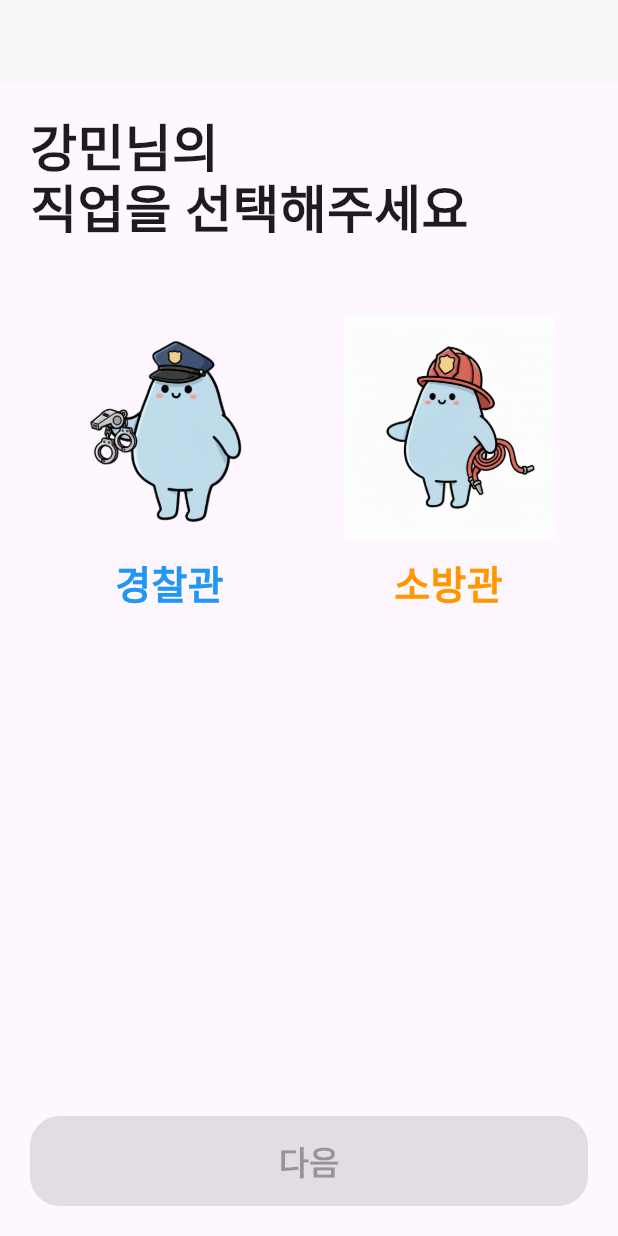
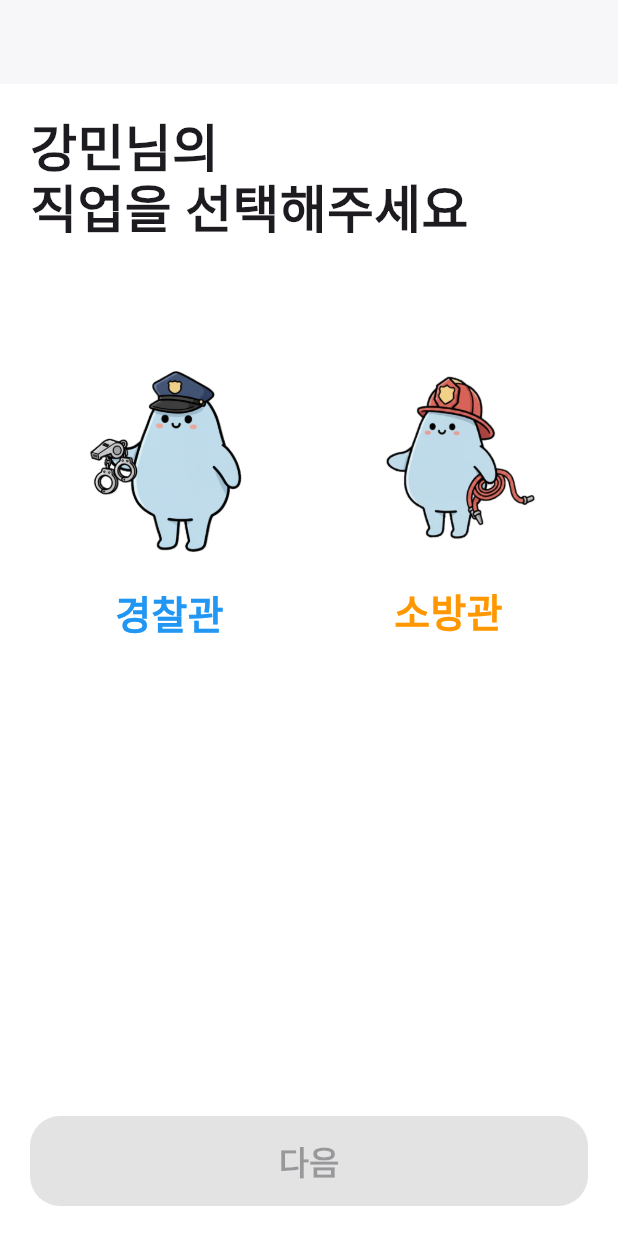
Before and after one commit to Jengaaaa/frontend, a Flutter app: the screen it shows after launch, on a phone screen of 412 x 824 dp. Run offline on Flutter 3.47's test engine with Material 3 defaults, Android fonts, the phone set to English and light mode, and no system bars.

Commit message:
update survey page

```diff
--- a/lib/common_widgets/primary_button.dart
+++ b/lib/common_widgets/primary_button.dart
@@ -1,6 +1,6 @@
 import 'package:flutter/material.dart';
 
-class PrimaryButton extends StatelessWidget {
+class PrimaryButton extends StatefulWidget {
   final String text;
   final VoidCallback onPressed;
   final bool disabled;
@@ -19,24 +19,47 @@ class PrimaryButton extends StatelessWidget {
   });
 
   @override
+  State<PrimaryButton> createState() => _PrimaryButtonState();
+}
+
+class _PrimaryButtonState extends State<PrimaryButton> {
+  bool _isHovered = false;
+
+  @override
   Widget build(BuildContext context) {
-    return SizedBox(
+    return MouseRegion(
+      onEnter: (_) => setState(() => _isHovered = true),
+      onExit: (_) => setState(() => _isHovered = false),
+      child: SizedBox(
         width: double.infinity,
         height: 60,
         child: ElevatedButton(
-        onPressed: disabled ? null : onPressed,
+          onPressed: widget.disabled ? null : widget.onPressed,
           style: ElevatedButton.styleFrom(
-          backgroundColor: disabled
-              ? (disabledBackgroundColor ?? const Color(0xFFC5DAE1))
-              : (backgroundColor ?? const Color(0xFFB0CBD4)),
-          foregroundColor: textColor,
-          textStyle: const TextStyle(fontSize: 22, fontWeight: FontWeight.bold),
+            backgroundColor: widget.disabled
+                ? (widget.disabledBackgroundColor ?? const Color(0xFFC5DAE1))
+                : _isHovered
+                ? _darkenColor(
+                    widget.backgroundColor ?? const Color(0xFFB0CBD4),
+                  )
+                : (widget.backgroundColor ?? const Color(0xFFB0CBD4)),
+            foregroundColor: widget.textColor,
+            textStyle: const TextStyle(
+              fontSize: 22,
+              fontWeight: FontWeight.bold,
+            ),
             shape: RoundedRectangleBorder(
               borderRadius: BorderRadius.circular(20),
             ),
           ),
-        child: Text(text),
+          child: Text(widget.text),
+        ),
       ),
     );
   }
+
+  Color _darkenColor(Color color) {
+    final hsl = HSLColor.fromColor(color);
+    return hsl.withLightness((hsl.lightness - 0.1).clamp(0.0, 1.0)).toColor();
   }
+}
--- a/lib/features/survey/survey_job_screen.dart
+++ b/lib/features/survey/survey_job_screen.dart
@@ -2,7 +2,9 @@ import 'package:flutter/material.dart';
 import 'package:frontend/common_widgets/primary_button.dart';
 
 class SurveyJobScreen extends StatefulWidget {
-  const SurveyJobScreen({super.key});
+  final String? userName; // 사용자 이름
+
+  const SurveyJobScreen({super.key, this.userName});
 
   @override
   State<SurveyJobScreen> createState() => _SurveyJobScreenState();
@@ -14,9 +16,10 @@ class _SurveyJobScreenState extends State<SurveyJobScreen> {
   @override
   Widget build(BuildContext context) {
     return Scaffold(
+      backgroundColor: const Color(0xFFFFFFFF),
       appBar: AppBar(
         elevation: 1,
-        backgroundColor: Colors.white,
+        backgroundColor: const Color(0xFFFFFFFF),
         foregroundColor: Colors.black,
       ),
       body: Padding(
@@ -26,9 +29,9 @@ class _SurveyJobScreenState extends State<SurveyJobScreen> {
           children: [
             const SizedBox(height: 20),
 
-            const Text(
-              "강민님의\n직업을 선택해주세요",
-              style: TextStyle(
+            Text(
+              "${widget.userName ?? '강민'}님의\n직업을 선택해주세요",
+              style: const TextStyle(
                 fontSize: 34,
                 height: 1.2,
                 fontWeight: FontWeight.w700,
@@ -90,22 +93,74 @@ class _SurveyJobScreenState extends State<SurveyJobScreen> {
     required Color color,
     required VoidCallback onTap,
   }) {
-    return GestureDetector(
+    return _JobItemWidget(
+      label: label,
+      image: image,
+      selected: selected,
+      color: color,
       onTap: onTap,
+    );
+  }
+}
+
+class _JobItemWidget extends StatefulWidget {
+  final String label;
+  final String image;
+  final bool selected;
+  final Color color;
+  final VoidCallback onTap;
+
+  const _JobItemWidget({
+    required this.label,
+    required this.image,
+    required this.selected,
+    required this.color,
+    required this.onTap,
+  });
+
+  @override
+  State<_JobItemWidget> createState() => _JobItemWidgetState();
+}
+
+class _JobItemWidgetState extends State<_JobItemWidget> {
+  bool _isHovered = false;
+
+  @override
+  Widget build(BuildContext context) {
+    return MouseRegion(
+      onEnter: (_) => setState(() => _isHovered = true),
+      onExit: (_) => setState(() => _isHovered = false),
+      child: GestureDetector(
+        onTap: widget.onTap,
+        child: AnimatedScale(
+          scale: _isHovered ? 1.3 : 1.0,
+          duration: const Duration(milliseconds: 200),
+          child: AnimatedContainer(
+            duration: const Duration(milliseconds: 200),
+            padding: const EdgeInsets.all(20),
+            decoration: BoxDecoration(
+              color: (_isHovered || widget.selected)
+                  ? const Color(0xFFABC7D0)
+                  : Colors.transparent,
+              borderRadius: BorderRadius.circular(16),
+            ),
             child: Column(
               children: [
-          Image.asset(image, width: 140),
+                Image.asset(widget.image, width: 140),
                 const SizedBox(height: 10),
                 Text(
-            label,
+                  widget.label,
                   style: TextStyle(
                     fontSize: 26,
                     fontWeight: FontWeight.bold,
-              color: color,
+                    color: widget.color,
                   ),
                 ),
               ],
             ),
+          ),
+        ),
+      ),
     );
   }
 }
```
Also changed, not shown: lib/features/survey/survey_face_screen.dart (+4 -9 lines), lib/features/survey/survey_info_screen.dart (+44 -5 lines), assets/images/firefighter.png. Lines whose indentation alone changed are shown as unchanged.
